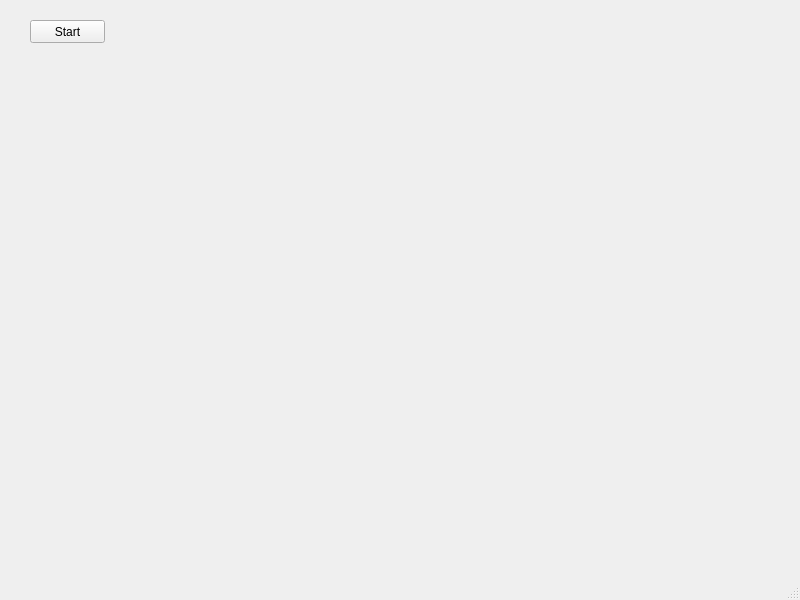
Old version of the form ui/fitdisplay.ui in the repository jonasstein/clip.
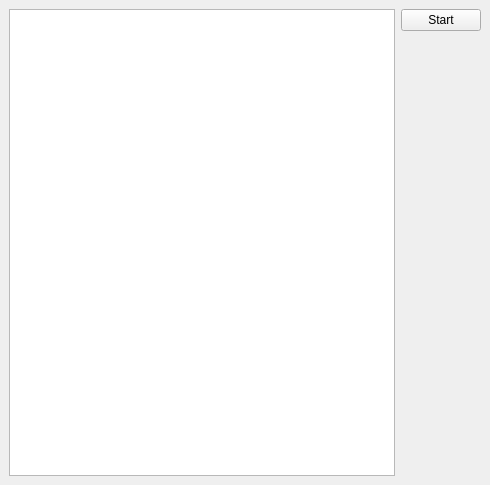
New version of the form.

```diff
--- a/ui/fitdisplay.ui
+++ b/ui/fitdisplay.ui
@@ -6,39 +6,53 @@
    <rect>
     <x>0</x>
     <y>0</y>
-    <width>800</width>
-    <height>600</height>
+    <width>490</width>
+    <height>485</height>
    </rect>
   </property>
   <property name="windowTitle">
    <string>MainWindow</string>
   </property>
   <widget class="QWidget" name="centralwidget">
-   <widget class="QPushButton" name="doFit">
-    <property name="geometry">
-     <rect>
-      <x>30</x>
-      <y>20</y>
-      <width>75</width>
-      <height>23</height>
-     </rect>
-    </property>
-    <property name="text">
-     <string>Start</string>
-    </property>
-   </widget>
+   <layout class="QGridLayout" name="gridLayout">
+    <item row="0" column="0" rowspan="2">
+     <widget class="QTreeView" name="parameterView">
+      <property name="editTriggers">
+       <set>QAbstractItemView::NoEditTriggers</set>
+      </property>
+      <property name="tabKeyNavigation">
+       <bool>true</bool>
+      </property>
+      <property name="selectionMode">
+       <enum>QAbstractItemView::NoSelection</enum>
+      </property>
+      <property name="allColumnsShowFocus">
+       <bool>true</bool>
+      </property>
+     </widget>
+    </item>
+    <item row="0" column="1">
+     <widget class="QPushButton" name="doFit">
+      <property name="text">
+       <string>Start</string>
+      </property>
+     </widget>
+    </item>
+    <item row="1" column="1">
+     <spacer name="verticalSpacer">
+      <property name="orientation">
+       <enum>Qt::Vertical</enum>
+      </property>
+      <property name="sizeHint" stdset="0">
+       <size>
+        <width>20</width>
+        <height>40</height>
+       </size>
+      </property>
+     </spacer>
+    </item>
+   </layout>
   </widget>
-  <widget class="QMenuBar" name="menubar">
-   <property name="geometry">
-    <rect>
-     <x>0</x>
-     <y>0</y>
-     <width>800</width>
-     <height>21</height>
-    </rect>
-   </property>
-  </widget>
-  <widget class="QStatusBar" name="statusbar"/>
  </widget>
  <resources/>
  <connections/>
```
